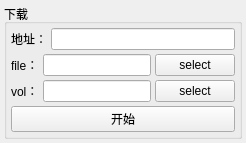
Above: manga.ui from fuluchii/178whisper before the change. Below: the same form after it.
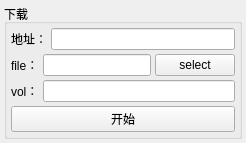
That is the form after the change.

Commit message: 修正GUI错误

The edit to the form file:
```diff
--- a/manga.ui
+++ b/manga.ui
@@ -87,13 +87,6 @@
          <item>
           <widget class="QLineEdit" name="my_vol_edit"/>
          </item>
-         <item>
-          <widget class="QPushButton" name="my_vol_button">
-           <property name="text">
-            <string>select</string>
-           </property>
-          </widget>
-         </item>
         </layout>
        </item>
        <item row="3" column="0">
```
The commit also changes 2 other files.
